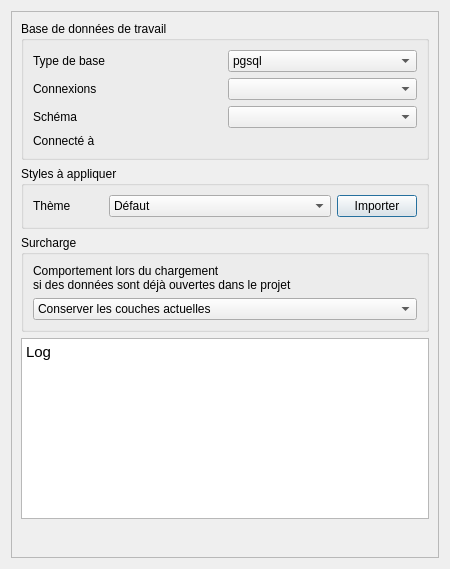
3liz/QgisCadastrePlugin, file forms/qadastre_load_form.ui: the form before one commit.
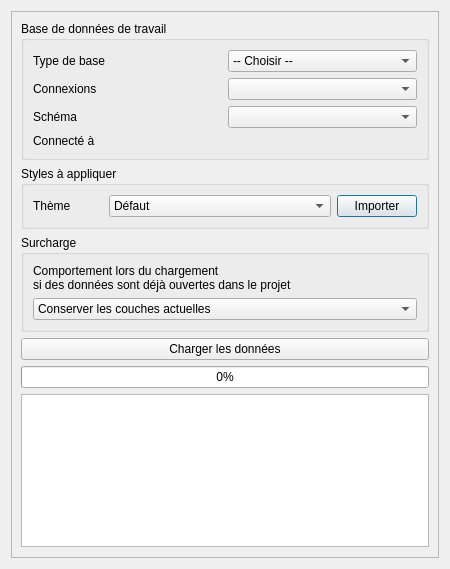
The form after the commit.

Commit message: Chargement - première implémentation : choix de connexion, styles

Diff of the .ui file:
```diff
--- a/forms/qadastre_load_form.ui
+++ b/forms/qadastre_load_form.ui
@@ -48,7 +48,7 @@
              <widget class="QComboBox" name="comboBox">
               <item>
                <property name="text">
-                <string>pgsql</string>
+                <string>-- Choisir --</string>
                </property>
               </item>
               <item>
@@ -175,13 +175,27 @@
         </widget>
        </item>
        <item>
-        <widget class="QTextEdit" name="txtLoadingDataLog">
+        <widget class="QPushButton" name="btProcessLoading">
+         <property name="text">
+          <string>Charger les données</string>
+         </property>
+        </widget>
+       </item>
+       <item>
+        <widget class="QProgressBar" name="pbProcess">
+         <property name="value">
+          <number>0</number>
+         </property>
+        </widget>
+       </item>
+       <item>
+        <widget class="QTextEdit" name="txtLog">
          <property name="html">
           <string>&lt;!DOCTYPE HTML PUBLIC &quot;-//W3C//DTD HTML 4.0//EN&quot; &quot;http://www.w3.org/TR/REC-html40/strict.dtd&quot;&gt;
 &lt;html&gt;&lt;head&gt;&lt;meta name=&quot;qrichtext&quot; content=&quot;1&quot; /&gt;&lt;style type=&quot;text/css&quot;&gt;
 p, li { white-space: pre-wrap; }
 &lt;/style&gt;&lt;/head&gt;&lt;body style=&quot; font-family:'Ubuntu'; font-size:11pt; font-weight:400; font-style:normal;&quot;&gt;
-&lt;p style=&quot; margin-top:0px; margin-bottom:0px; margin-left:0px; margin-right:0px; -qt-block-indent:0; text-indent:0px;&quot;&gt;Log&lt;/p&gt;&lt;/body&gt;&lt;/html&gt;</string>
+&lt;p style=&quot;-qt-paragraph-type:empty; margin-top:0px; margin-bottom:0px; margin-left:0px; margin-right:0px; -qt-block-indent:0; text-indent:0px;&quot;&gt;&lt;br /&gt;&lt;/p&gt;&lt;/body&gt;&lt;/html&gt;</string>
          </property>
         </widget>
        </item>
```
Left out of the diff: 19 changed lines with no effect on the pictures. The commit also changes 78 other files.
